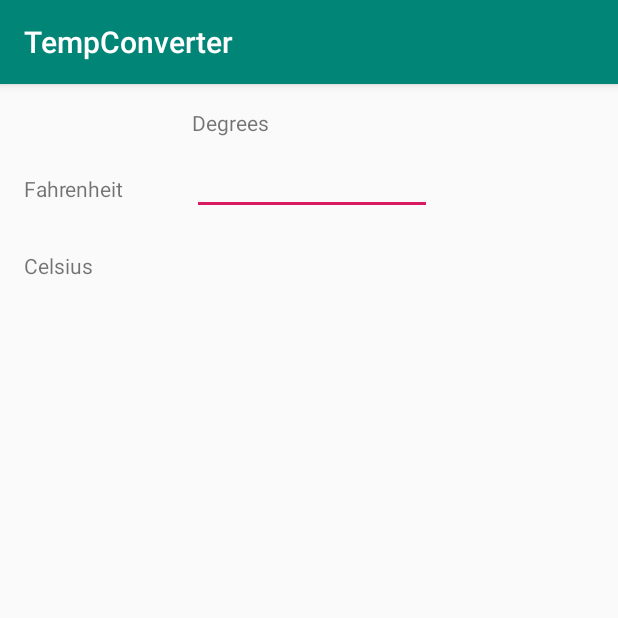
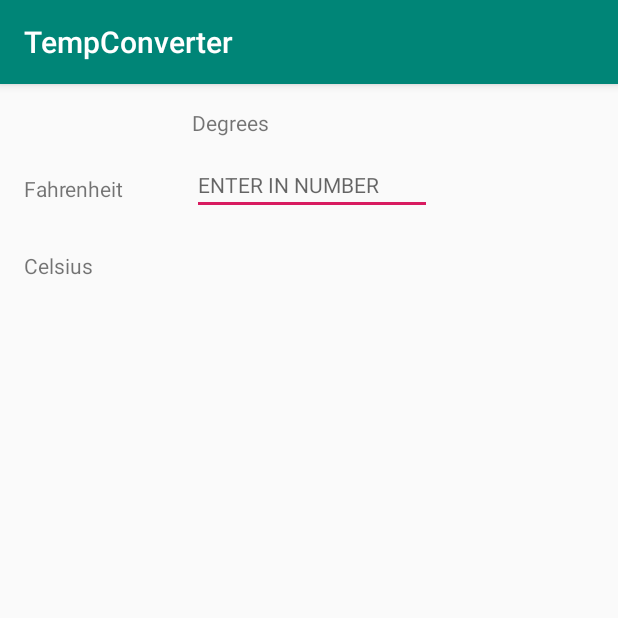
Before and after one commit to Aaron-SCC/TempConverter, an Android app: the screen it shows after launch (MainActivity), on a phone screen of 412 x 824 dp, the top half of it. Run offline under Robolectric (Android 15) with nearby library versions, the phone set to English and light mode, and no system bars.

Commit message:
worked on warning autofillhint in activity_main.xml

```diff
--- a/app/src/main/res/layout/activity_main.xml
+++ b/app/src/main/res/layout/activity_main.xml
@@ -56,13 +56,14 @@
         android:layout_height="35dp"
         android:layout_marginTop="31dp"
         android:layout_marginBottom="33dp"
-        android:autofillHints="ENTER IN TEMPERATURE"
         android:ems="10"
-        android:inputType="textPersonName"
+        android:hint="@string/TextUserTemp"
+        android:inputType="number"
         android:textSize="14sp"
         app:layout_constraintBottom_toBottomOf="@+id/textViewConvertedDegrees"
         app:layout_constraintStart_toStartOf="@+id/textViewDegrees"
         app:layout_constraintTop_toTopOf="@+id/textViewDegrees"
-        app:layout_constraintVertical_bias="0.217" />
+        app:layout_constraintVertical_bias="0.217"
+        android:autofillHints="ENTER IN NUMBER" />
 
 </androidx.constraintlayout.widget.ConstraintLayout>
```
